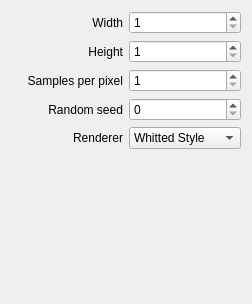
First picture: the form in src/qt-frontend/CosyGui/rendersettingswindow.ui, repository phresnel/picogen, before the edit.
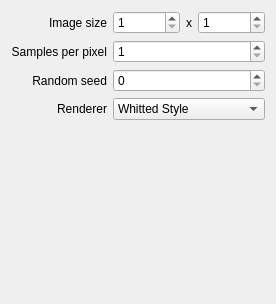
Second picture: the form after the edit.

Diff of the .ui file:
```diff
--- a/src/qt-frontend/CosyGui/rendersettingswindow.ui
+++ b/src/qt-frontend/CosyGui/rendersettingswindow.ui
@@ -17,43 +17,13 @@
    <item row="0" column="0">
     <widget class="QLabel" name="label">
      <property name="text">
-      <string>Width</string>
+      <string>Image size</string>
      </property>
      <property name="alignment">
       <set>Qt::AlignRight|Qt::AlignTrailing|Qt::AlignVCenter</set>
      </property>
     </widget>
    </item>
-   <item row="0" column="1">
-    <widget class="QSpinBox" name="widthSpin">
-     <property name="minimum">
-      <number>1</number>
-     </property>
-     <property name="maximum">
-      <number>999999999</number>
-     </property>
-    </widget>
-   </item>
-   <item row="1" column="0">
-    <widget class="QLabel" name="label_2">
-     <property name="text">
-      <string>Height</string>
-     </property>
-     <property name="alignment">
-      <set>Qt::AlignRight|Qt::AlignTrailing|Qt::AlignVCenter</set>
-     </property>
-    </widget>
-   </item>
-   <item row="1" column="1">
-    <widget class="QSpinBox" name="heightSpin">
-     <property name="minimum">
-      <number>1</number>
-     </property>
-     <property name="maximum">
-      <number>999999999</number>
-     </property>
-    </widget>
-   </item>
    <item row="2" column="0">
     <widget class="QLabel" name="label_3">
      <property name="text">
@@ -64,7 +34,7 @@
      </property>
     </widget>
    </item>
-   <item row="2" column="1">
+   <item row="2" column="2">
     <widget class="QSpinBox" name="samplesPerPixelSpin">
      <property name="minimum">
       <number>1</number>
@@ -84,7 +54,7 @@
      </property>
     </widget>
    </item>
-   <item row="5" column="1">
+   <item row="5" column="2">
     <widget class="QComboBox" name="comboBox">
      <item>
       <property name="text">
@@ -98,7 +68,7 @@
      </item>
     </widget>
    </item>
-   <item row="6" column="1">
+   <item row="6" column="2">
     <spacer name="verticalSpacer">
      <property name="orientation">
       <enum>Qt::Vertical</enum>
@@ -121,13 +91,44 @@
      </property>
     </widget>
    </item>
-   <item row="4" column="1">
+   <item row="4" column="2">
     <widget class="QSpinBox" name="seedSpin">
      <property name="maximum">
       <number>999999999</number>
      </property>
     </widget>
    </item>
+   <item row="0" column="2">
+    <layout class="QHBoxLayout" name="horizontalLayout">
+     <item>
+      <widget class="QSpinBox" name="widthSpin">
+       <property name="minimum">
+        <number>1</number>
+       </property>
+       <property name="maximum">
+        <number>999999999</number>
+       </property>
+      </widget>
+     </item>
+     <item>
+      <widget class="QLabel" name="label_2">
+       <property name="text">
+        <string>x</string>
+       </property>
+      </widget>
+     </item>
+     <item>
+      <widget class="QSpinBox" name="heightSpin">
+       <property name="minimum">
+        <number>1</number>
+       </property>
+       <property name="maximum">
+        <number>999999999</number>
+       </property>
+      </widget>
+     </item>
+    </layout>
+   </item>
   </layout>
  </widget>
  <resources/>
```
Left out of the diff: 7 changed lines with no effect on the pictures.
